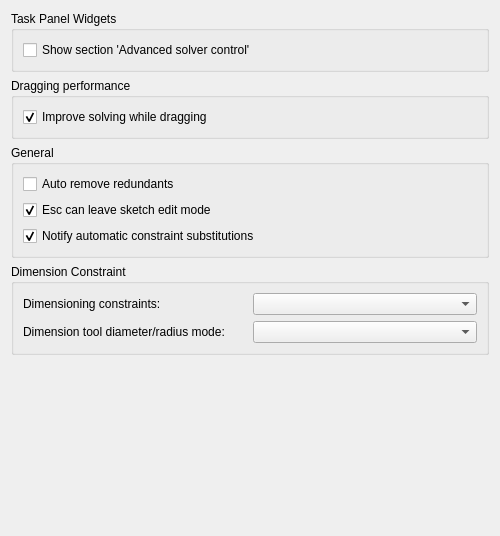
Qt form src/Mod/Sketcher/Gui/SketcherSettings.ui (southseact-3d/fcd) before a commit.
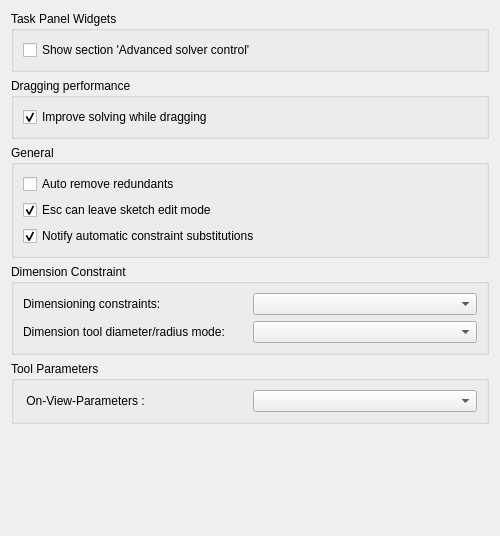
The same form after that commit. Custom widgets are drawn as their Qt base class.

Commit message: Add preference for OVP visibility.

Diff of the .ui file:
```diff
--- a/src/Mod/Sketcher/Gui/SketcherSettings.ui
+++ b/src/Mod/Sketcher/Gui/SketcherSettings.ui
@@ -213,6 +213,38 @@
     </widget>
    </item>
    <item row="4" column="0">
+    <widget class="QGroupBox" name="groupBox_6">
+     <property name="sizePolicy">
+      <sizepolicy hsizetype="Expanding" vsizetype="Minimum">
+       <horstretch>0</horstretch>
+       <verstretch>0</verstretch>
+      </sizepolicy>
+     </property>
+     <property name="title">
+      <string>Tool Parameters</string>
+     </property>
+     <layout class="QGridLayout" name="gridLayout_general">
+      <item row="0" column="0">
+       <widget class="QLabel" name="ovpVisibilityLabel">
+        <property name="text">
+         <string> On-View-Parameters :</string>
+        </property>
+       </widget>
+      </item>
+	  <item row="0" column="1">
+       <widget class="QComboBox" name="ovpVisibility">
+        <property name="toolTip">
+         <string>Choose a visibility mode for the On-View-Parameters:
+'Disabled': On-View-Parameters are completely disabled.
+'Only dimensional': Only dimensional On-View-Parameters are visible. They are the most useful. For example the radius of a circle.
+'All': Both dimensional and positional On-View-Parameters. Positionals are the (x,y) position of the cursor. For example for the center of a circle.</string>
+        </property>
+       </widget>
+      </item>
+     </layout>
+    </widget>
+   </item>
+   <item row="5" column="0">
     <spacer name="verticalSpacer">
      <property name="orientation">
       <enum>Qt::Vertical</enum>
```
The commit also changes 1 other file.
